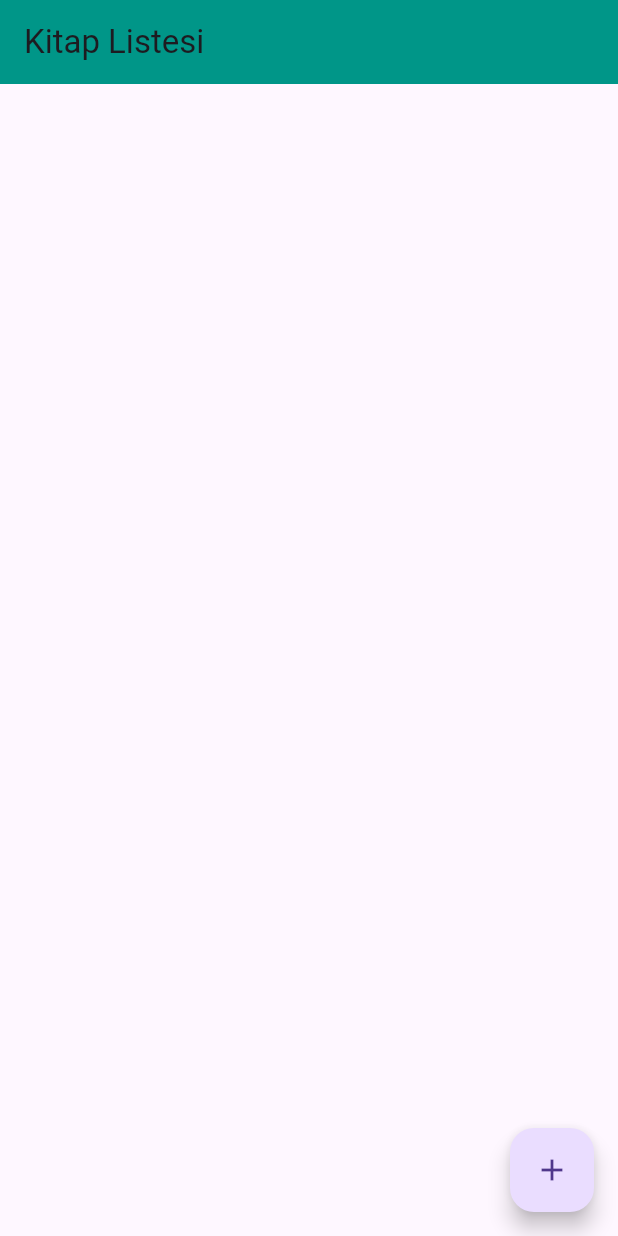
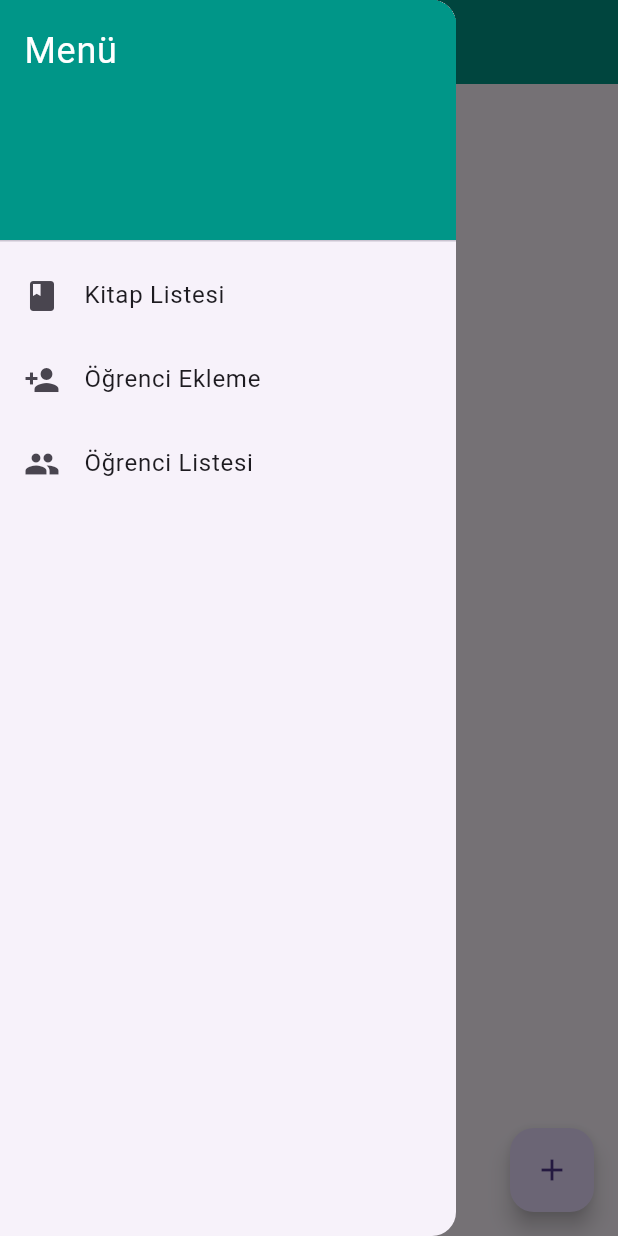
Before and after one commit to mstfttl/library_management, a Flutter app: the screen it shows after launch, with the side drawer open (before the commit the screen has no drawer), on a phone screen of 412 x 824 dp. Run offline on Flutter 3.47's test engine with Material 3 defaults, Android fonts, the phone set to English and light mode, and no system bars; our stand-ins replace cloud_firestore, firebase_core; missing offline and left inert: datepicker_dropdown; accounts and stored records are empty.

```diff
--- a/lib/main.dart
+++ b/lib/main.dart
@@ -6,6 +6,8 @@ import 'package:library_management/book_detail.dart';
 import 'package:library_management/book_repository.dart';
 import 'package:library_management/model/book.dart';
 import 'package:library_management/util/util.dart';
+import 'add_student.dart';
+import 'student_list.dart';
 
 import 'firebase_options.dart';
 
@@ -18,18 +20,15 @@ void main() async {
 }
 
 class MyApp extends StatefulWidget {
-  const MyApp({super.key});
+  const MyApp({Key? key}) : super(key: key);
 
   @override
   State<MyApp> createState() => _MyAppState();
 }
 
 class _MyAppState extends State<MyApp> {
-
-
   @override
   void initState() {
-    // TODO: implement initState
     super.initState();
   }
 
@@ -37,13 +36,13 @@ class _MyAppState extends State<MyApp> {
   Widget build(BuildContext context) {
     return MaterialApp(
       title: 'Kütüphane',
-      home: BookList(),
+      home: const BookList(),
     );
   }
 }
 
 class BookList extends StatefulWidget {
-  const BookList({super.key});
+  const BookList({Key? key}) : super(key: key);
 
   @override
   State<BookList> createState() => _BookListState();
@@ -51,12 +50,62 @@ class BookList extends StatefulWidget {
 
 class _BookListState extends State<BookList> {
   var bookRepository = BookRepository();
+
   @override
   Widget build(BuildContext context) {
     return Scaffold(
       appBar: AppBar(
         backgroundColor: Colors.teal,
         title: const Text("Kitap Listesi"),
+      ),
+      drawer: Drawer(
+        child: ListView(
+          padding: EdgeInsets.zero,
+          children: <Widget>[
+            const DrawerHeader(
+              decoration: BoxDecoration(
+                color: Colors.teal,
+              ),
+              child: Text(
+                'Menü',
+                style: TextStyle(
+                  color: Colors.white,
+                  fontSize: 24,
+                ),
+              ),
+            ),
+            ListTile(
+              leading: const Icon(Icons.book),
+              title: const Text('Kitap Listesi'),
+              onTap: () {
+                Navigator.pop(context); // Close the drawer
+              },
+            ),
+
+            ListTile(
+              leading: const Icon(Icons.person_add),
+              title: const Text('Öğrenci Ekleme'),
+              onTap: () {
+                Navigator.pop(context); // Close the drawer
+                Navigator.push(
+                  context,
+                  MaterialPageRoute(builder: (context) => const AddStudent()),
+                );
+              },
+            ),
+            ListTile(
+              leading: const Icon(Icons.people),
+              title: const Text('Öğrenci Listesi'),
+              onTap: () {
+                Navigator.pop(context); // Close the drawer
+                Navigator.push(
+                  context,
+                  MaterialPageRoute(builder: (context) => StudentListPage()),
+                );
+              },
+            ),
+          ],
+        ),
       ),
       body: StreamBuilder(
         stream: FirebaseFirestore.instance.collection('books').snapshots(),
@@ -84,11 +133,12 @@ class _BookListState extends State<BookList> {
                   child: ListTile(
                     onTap: () {
                       Navigator.push(
-                          context,
-                          MaterialPageRoute(
-                              builder: (context) => BookDetail(
-                                book: bookList[index],
-                              )));
+                        context,
+                        MaterialPageRoute(
+                          builder: (context) =>
+                              BookDetail(book: bookList[index]),
+                        ),
+                      );
                     },
                     title: Text(bookList[index].name!),
                   ),
@@ -137,8 +187,8 @@ class _BookListState extends State<BookList> {
                       child: TextFormField(
                         controller: authorController,
                         keyboardType: TextInputType.text,
-                        decoration:
-                        CommonDecorations.commonLoginDecoration('Yazarı'),
+                        decoration: CommonDecorations.commonLoginDecoration(
+                            'Yazarı'),
                         textAlign: TextAlign.left,
                         cursorColor: ColorConstants.bbTwoFive,
                       ),
@@ -151,9 +201,7 @@ class _BookListState extends State<BookList> {
                       value != null ? day = int.tryParse(value)! : day = 1;
                     },
                     onChangedMonth: (value) {
-                      value != null
-                          ? month = int.tryParse(value)!
-                          : month = 1;
+                      value != null ? month = int.tryParse(value)! : month = 1;
                     },
                     onChangedYear: (value) {
                       value != null
```
Also changed, not shown: lib/add_student.dart (added, +105 -0 lines), lib/student_list.dart (added, +40 -0 lines), lib/student_registry.dart (added, +40 -0 lines), lib/student_repository.dart (added, +19 -0 lines), lib/students.dart (added, +39 -0 lines), lib/add_new_book.dart (deleted), 1 other file.
